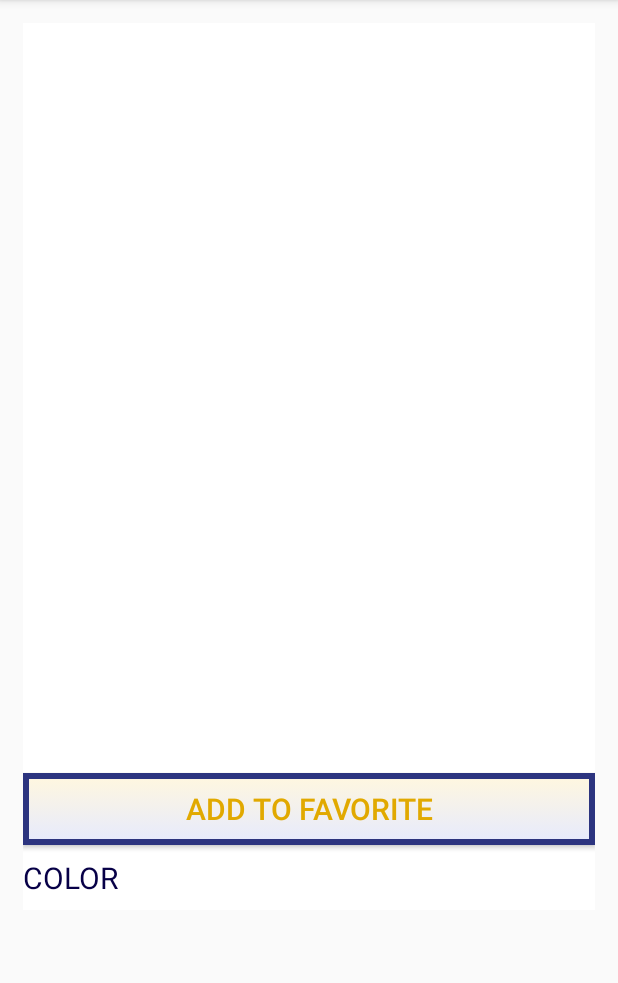
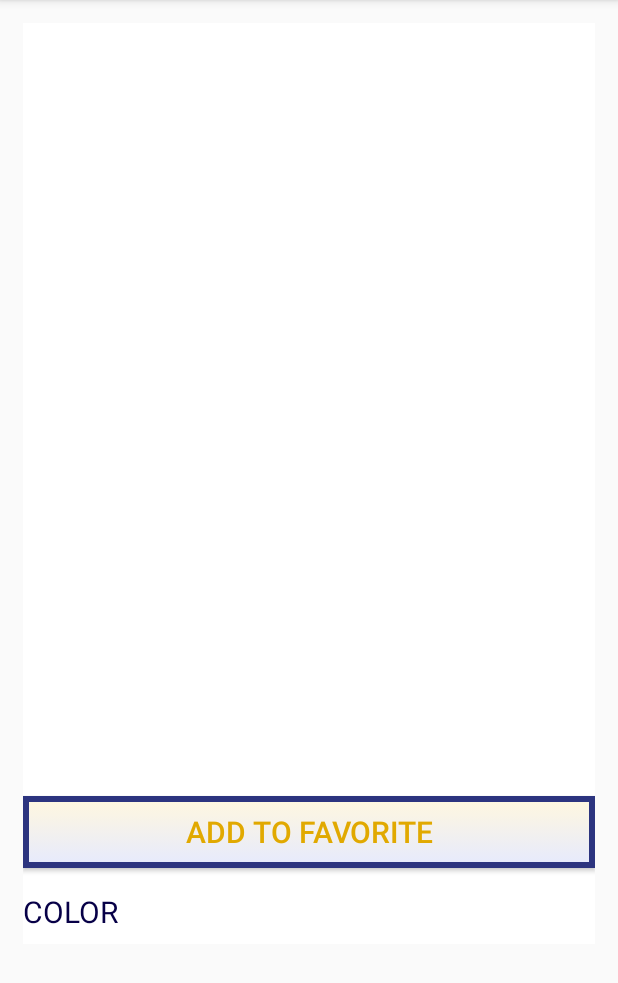
Before and after one commit to RikkiTikki8/recognition, an Android app: the fragment ColorFavoriteFragment shown on its own in the app's theme, on a phone screen of 412 x 824 dp, the part 84-1067 px from its top. Run offline under Robolectric (Android 15) with nearby library versions, the light colour scheme and no system bars; our stand-ins replace Room's generated code; pictures from the network do not load.

Commit message:
add margin in layout

```diff
--- a/app/src/main/res/layout/fragment_result_color.xml
+++ b/app/src/main/res/layout/fragment_result_color.xml
@@ -16,7 +16,8 @@
         <ImageView
             android:id="@+id/color_model_image"
             android:layout_width="match_parent"
-            android:layout_height="500dp" />
+            android:layout_height="500dp"
+            android:layout_marginBottom="@dimen/image_margin"/>
 
         <Button
             android:id="@+id/but_col_add_to_favorite"
@@ -30,7 +31,7 @@
         <TextView
             android:layout_width="match_parent"
             android:layout_height="wrap_content"
-            android:layout_marginTop="@dimen/text_margin"
+            android:layout_marginTop="@dimen/image_margin"
             android:layout_marginBottom="@dimen/text_margin"
             android:text="COLOR"
             android:textSize="@dimen/response_text_size"/>
--- a/app/src/main/res/layout/fragment_result_demographic.xml
+++ b/app/src/main/res/layout/fragment_result_demographic.xml
@@ -15,7 +15,8 @@
         <ImageView
             android:id="@+id/dem_model_image"
             android:layout_width="match_parent"
-            android:layout_height="500dp" />
+            android:layout_height="500dp"
+            android:layout_marginBottom="@dimen/image_margin"/>
 
         <Button
             android:id="@+id/but_dem_add_to_favorite"
@@ -37,7 +38,7 @@
             android:layout_width="match_parent"
             android:layout_height="wrap_content"
             android:orientation="horizontal"
-            android:layout_marginTop="@dimen/text_margin"
+            android:layout_marginTop="@dimen/image_margin"
             android:layout_marginBottom="@dimen/text_margin"
             android:weightSum="5">
             <TextView
--- a/app/src/main/res/layout/fragment_result_general.xml
+++ b/app/src/main/res/layout/fragment_result_general.xml
@@ -15,7 +15,9 @@
         <ImageView
             android:id="@+id/gen_model_image"
             android:layout_width="match_parent"
-            android:layout_height="500dp" />
+            android:layout_height="500dp"
+            android:layout_marginBottom="@dimen/image_margin"/>
+
         <Button
             android:id="@+id/but_gen_add_to_favorite"
             android:layout_height="wrap_content"
@@ -29,7 +31,7 @@
             android:layout_width="match_parent"
             android:layout_height="wrap_content"
             android:orientation="horizontal"
-            android:layout_marginTop="@dimen/text_margin"
+            android:layout_marginTop="@dimen/image_margin"
             android:layout_marginBottom="@dimen/text_margin"
             android:weightSum="5">
             <TextView
```
